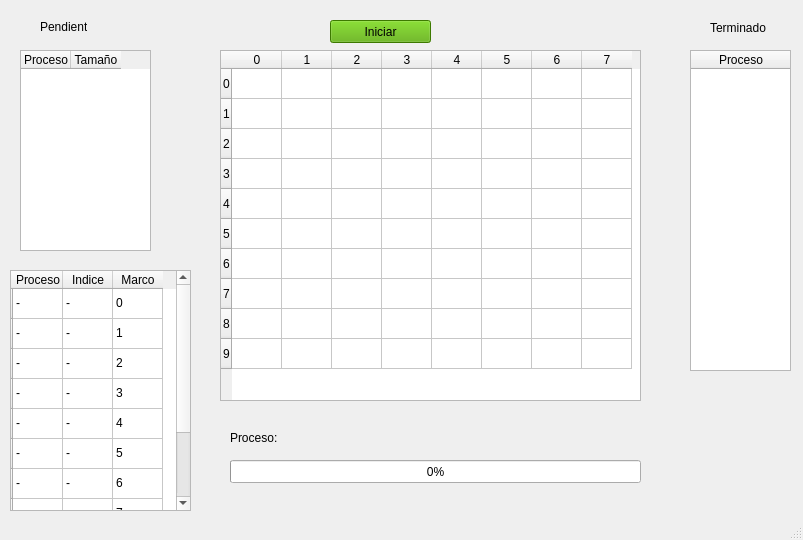
Before: the Qt Designer form prueba.ui in diegoivan1987/practicasSSO, drawn with Qt 5.
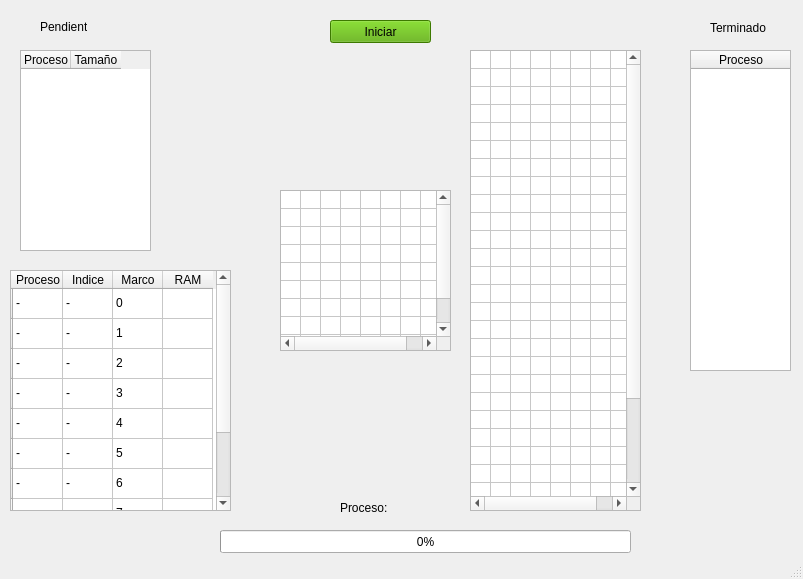
After: the same form once the commit is applied.

What changed in the file:
```diff
--- a/prueba.ui
+++ b/prueba.ui
@@ -7,7 +7,7 @@
     <x>0</x>
     <y>0</y>
     <width>803</width>
-    <height>540</height>
+    <height>579</height>
    </rect>
   </property>
   <property name="windowTitle">
@@ -17,10 +17,10 @@
    <widget class="QTableWidget" name="tablaMemoria">
     <property name="geometry">
      <rect>
-      <x>220</x>
-      <y>50</y>
-      <width>421</width>
-      <height>351</height>
+      <x>280</x>
+      <y>190</y>
+      <width>171</width>
+      <height>161</height>
      </rect>
     </property>
     <property name="sizePolicy">
@@ -32,8 +32,17 @@
     <property name="columnCount">
      <number>8</number>
     </property>
+    <attribute name="horizontalHeaderVisible">
+     <bool>false</bool>
+    </attribute>
     <attribute name="horizontalHeaderDefaultSectionSize">
-     <number>50</number>
+     <number>20</number>
+    </attribute>
+    <attribute name="verticalHeaderVisible">
+     <bool>false</bool>
+    </attribute>
+    <attribute name="verticalHeaderDefaultSectionSize">
+     <number>15</number>
     </attribute>
     <row>
      <property name="text">
@@ -211,7 +220,7 @@
      <rect>
       <x>10</x>
       <y>270</y>
-      <width>181</width>
+      <width>221</width>
       <height>241</height>
      </rect>
     </property>
@@ -283,6 +292,11 @@
       <string>Marco</string>
      </property>
     </column>
+    <column>
+     <property name="text">
+      <string>RAM</string>
+     </property>
+    </column>
     <item row="0" column="0">
      <property name="text">
       <string>-</string>
@@ -437,8 +451,8 @@
    <widget class="QProgressBar" name="barra">
     <property name="geometry">
      <rect>
-      <x>230</x>
-      <y>460</y>
+      <x>220</x>
+      <y>530</y>
       <width>411</width>
       <height>23</height>
      </rect>
@@ -450,8 +464,8 @@
    <widget class="QLabel" name="label_3">
     <property name="geometry">
      <rect>
-      <x>230</x>
-      <y>430</y>
+      <x>340</x>
+      <y>500</y>
       <width>71</width>
       <height>16</height>
      </rect>
@@ -460,6 +474,357 @@
      <string>Proceso:</string>
     </property>
    </widget>
+   <widget class="QTableWidget" name="tablaVirtual">
+    <property name="geometry">
+     <rect>
+      <x>470</x>
+      <y>50</y>
+      <width>171</width>
+      <height>461</height>
+     </rect>
+    </property>
+    <property name="sizePolicy">
+     <sizepolicy hsizetype="Expanding" vsizetype="Expanding">
+      <horstretch>0</horstretch>
+      <verstretch>0</verstretch>
+     </sizepolicy>
+    </property>
+    <property name="columnCount">
+     <number>8</number>
+    </property>
+    <attribute name="horizontalHeaderVisible">
+     <bool>false</bool>
+    </attribute>
+    <attribute name="horizontalHeaderDefaultSectionSize">
+     <number>20</number>
+    </attribute>
+    <attribute name="verticalHeaderVisible">
+     <bool>false</bool>
+    </attribute>
+    <attribute name="verticalHeaderDefaultSectionSize">
+     <number>15</number>
+    </attribute>
+    <row>
+     <property name="text">
+      <string>0</string>
+     </property>
+    </row>
+    <row>
+     <property name="text">
+      <string>1</string>
+     </property>
+    </row>
+    <row>
+     <property name="text">
+      <string>2</string>
+     </property>
+    </row>
+    <row>
+     <property name="text">
+      <string>3</string>
+     </property>
+    </row>
+    <row>
+     <property name="text">
+      <string>4</string>
+     </property>
+    </row>
+    <row>
+     <property name="text">
+      <string>5</string>
+     </property>
+    </row>
+    <row>
+     <property name="text">
+      <string>6</string>
+     </property>
+    </row>
+    <row>
+     <property name="text">
+      <string>7</string>
+     </property>
+    </row>
+    <row>
+     <property name="text">
+      <string>8</string>
+     </property>
+    </row>
+    <row>
+     <property name="text">
+      <string>9</string>
+     </property>
+    </row>
+    <row>
+     <property name="text">
+      <string>10</string>
+     </property>
+    </row>
+    <row>
+     <property name="text">
+      <string>11</string>
+     </property>
+    </row>
+    <row>
+     <property name="text">
+      <string>12</string>
+     </property>
+    </row>
+    <row>
+     <property name="text">
+      <string>13</string>
+     </property>
+    </row>
+    <row>
+     <property name="text">
+      <string>14</string>
+     </property>
+    </row>
+    <row>
+     <property name="text">
+      <string>15</string>
+     </property>
+    </row>
+    <row>
+     <property name="text">
+      <string>16</string>
+     </property>
+    </row>
+    <row>
+     <property name="text">
+      <string>17</string>
+     </property>
+    </row>
+    <row>
+     <property name="text">
+      <string>18</string>
+     </property>
+    </row>
+    <row>
+     <property name="text">
+      <string>19</string>
+     </property>
+    </row>
+    <row>
+     <property name="text">
+      <string>20</string>
+     </property>
+    </row>
+    <row>
+     <property name="text">
+      <string>21</string>
+     </property>
+    </row>
+    <row>
+     <property name="text">
+      <string>22</string>
+     </property>
+    </row>
+    <row>
+     <property name="text">
+      <string>23</string>
+     </property>
+    </row>
+    <row>
+     <property name="text">
+      <string>24</string>
+     </property>
+    </row>
+    <row>
+     <property name="text">
+      <string>25</string>
+     </property>
+    </row>
+    <row>
+     <property name="text">
+      <string>26</string>
+     </property>
+    </row>
+    <row>
+     <property name="text">
+      <string>27</string>
+     </property>
+    </row>
+    <row>
+     <property name="text">
+      <string>28</string>
+     </property>
+    </row>
+    <row>
+     <property name="text">
+      <string>29</string>
+     </property>
+    </row>
+    <column>
+     <property name="text">
+      <string>0</string>
+     </property>
+    </column>
+    <column>
+     <property name="text">
+      <string>1</string>
+     </property>
+    </column>
+    <column>
+     <property name="text">
+      <string>2</string>
+     </property>
+    </column>
+    <column>
+     <property name="text">
+      <string>3</string>
+     </property>
+    </column>
+    <column>
+     <property name="text">
+      <string>4</string>
+     </property>
+    </column>
+    <column>
+     <property name="text">
+      <string>5</string>
+     </property>
+    </column>
+    <column>
+     <property name="text">
+      <string>6</string>
+     </property>
+    </column>
+    <column>
+     <property name="text">
+      <string>7</string>
+     </property>
+    </column>
+   </widget>
+   <widget class="QLabel" name="lbIndice_1">
+    <property name="geometry">
+     <rect>
+      <x>230</x>
+      <y>190</y>
+      <width>47</width>
+      <height>13</height>
+     </rect>
+    </property>
+    <property name="text">
+     <string/>
+    </property>
+   </widget>
+   <widget class="QLabel" name="lbIndice_2">
+    <property name="geometry">
+     <rect>
+      <x>230</x>
+      <y>210</y>
+      <width>47</width>
+      <height>13</height>
+     </rect>
+    </property>
+    <property name="text">
+     <string/>
+    </property>
+   </widget>
+   <widget class="QLabel" name="lbIndice_3">
+    <property name="geometry">
+     <rect>
+      <x>230</x>
+      <y>220</y>
+      <width>47</width>
+      <height>13</height>
+     </rect>
+    </property>
+    <property name="text">
+     <string/>
+    </property>
+   </widget>
+   <widget class="QLabel" name="lbIndice_4">
+    <property name="geometry">
+     <rect>
+      <x>230</x>
+      <y>240</y>
+      <width>47</width>
+      <height>13</height>
+     </rect>
+    </property>
+    <property name="text">
+     <string/>
+    </property>
+   </widget>
+   <widget class="QLabel" name="lbIndice_5">
+    <property name="geometry">
+     <rect>
+      <x>230</x>
+      <y>250</y>
+      <width>47</width>
+      <height>13</height>
+     </rect>
+    </property>
+    <property name="text">
+     <string/>
+    </property>
+   </widget>
+   <widget class="QLabel" name="lbIndice_6">
+    <property name="geometry">
+     <rect>
+      <x>230</x>
+      <y>270</y>
+      <width>47</width>
+      <height>13</height>
+     </rect>
+    </property>
+    <property name="text">
+     <string/>
+    </property>
+   </widget>
+   <widget class="QLabel" name="lbIndice_7">
+    <property name="geometry">
+     <rect>
+      <x>230</x>
+      <y>280</y>
+      <width>47</width>
+      <height>13</height>
+     </rect>
+    </property>
+    <property name="text">
+     <string/>
+    </property>
+   </widget>
+   <widget class="QLabel" name="lbIndice_8">
+    <property name="geometry">
+     <rect>
+      <x>230</x>
+      <y>300</y>
+      <width>47</width>
+      <height>13</height>
+     </rect>
+    </property>
+    <property name="text">
+     <string/>
+    </property>
+   </widget>
+   <widget class="QLabel" name="lbIndice_9">
+    <property name="geometry">
+     <rect>
+      <x>230</x>
+      <y>310</y>
+      <width>47</width>
+      <height>13</height>
+     </rect>
+    </property>
+    <property name="text">
+     <string/>
+    </property>
+   </widget>
+   <widget class="QLabel" name="lbIndice_10">
+    <property name="geometry">
+     <rect>
+      <x>230</x>
+      <y>330</y>
+      <width>47</width>
+      <height>13</height>
+     </rect>
+    </property>
+    <property name="text">
+     <string/>
+    </property>
+   </widget>
   </widget>
   <widget class="QStatusBar" name="statusbar"/>
  </widget>
```
